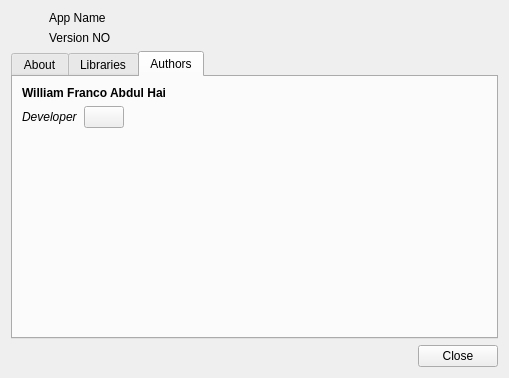
The window that src/ui/about.ui (baduhai/Koi) describes before a commit, drawn with Qt 5.
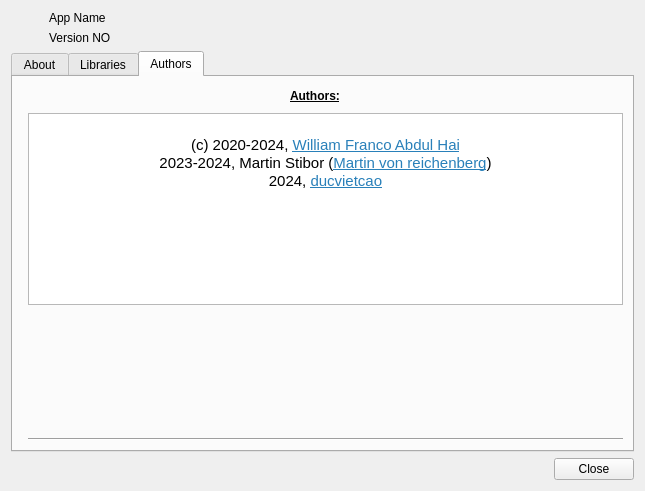
The same window after the commit. The open tabs and pages were chosen to show the change. Icons and pictures are not drawn.

The edit to the form file:
```diff
--- a/src/ui/about.ui
+++ b/src/ui/about.ui
@@ -6,8 +6,8 @@
    <rect>
     <x>0</x>
     <y>0</y>
-    <width>505</width>
-    <height>378</height>
+    <width>645</width>
+    <height>491</height>
    </rect>
   </property>
   <property name="sizePolicy">
@@ -243,70 +243,59 @@
        <string>Authors</string>
       </attribute>
       <layout class="QGridLayout" name="gridLayout_3">
-       <item row="1" column="0">
-        <layout class="QHBoxLayout" name="horizontalLayout_4">
-         <item>
-          <widget class="QLabel" name="devLabel">
-           <property name="text">
-            <string>&lt;em&gt;Developer&lt;/em&gt;</string>
-           </property>
-          </widget>
-         </item>
-         <item>
-          <widget class="QPushButton" name="wWebsiteBtn">
-           <property name="styleSheet">
-            <string notr="true"/>
-           </property>
-           <property name="text">
-            <string/>
-           </property>
-           <property name="icon">
-            <iconset theme="link">
-             <normaloff>.</normaloff>.</iconset>
-           </property>
-           <property name="flat">
-            <bool>false</bool>
-           </property>
-          </widget>
-         </item>
-         <item>
-          <spacer name="horizontalSpacer_4">
-           <property name="orientation">
-            <enum>Qt::Horizontal</enum>
-           </property>
-           <property name="sizeHint" stdset="0">
-            <size>
-             <width>40</width>
-             <height>20</height>
-            </size>
-           </property>
-          </spacer>
-         </item>
-        </layout>
+       <item row="1" column="1">
+        <widget class="QTextBrowser" name="textBrowser">
+         <property name="html">
+          <string>&lt;!DOCTYPE HTML PUBLIC &quot;-//W3C//DTD HTML 4.0//EN&quot; &quot;http://www.w3.org/TR/REC-html40/strict.dtd&quot;&gt;
+&lt;html&gt;&lt;head&gt;&lt;meta name=&quot;qrichtext&quot; content=&quot;1&quot; /&gt;&lt;meta charset=&quot;utf-8&quot; /&gt;&lt;style type=&quot;text/css&quot;&gt;
+p, li { white-space: pre-wrap; }
+hr { height: 1px; border-width: 0; }
+li.unchecked::marker { content: &quot;\2610&quot;; }
+li.checked::marker { content: &quot;\2612&quot;; }
+&lt;/style&gt;&lt;/head&gt;&lt;body style=&quot; font-family:'Noto Sans'; font-size:11pt; font-weight:400; font-style:normal;&quot;&gt;
+&lt;p align=&quot;center&quot; style=&quot;-qt-paragraph-type:empty; margin-top:0px; margin-bottom:0px; margin-left:0px; margin-right:0px; -qt-block-indent:0; text-indent:0px;&quot;&gt;&lt;br /&gt;&lt;/p&gt;
+&lt;p align=&quot;center&quot; style=&quot; margin-top:0px; margin-bottom:0px; margin-left:0px; margin-right:0px; -qt-block-indent:0; text-indent:0px;&quot;&gt;(c) 2020-2024, &lt;a href=&quot;https://github.com/baduhai&quot;&gt;&lt;span style=&quot; text-decoration: underline; color:#2980b9;&quot;&gt;William Franco Abdul Hai&lt;/span&gt;&lt;/a&gt;&lt;/p&gt;
+&lt;p align=&quot;center&quot; style=&quot; margin-top:0px; margin-bottom:0px; margin-left:0px; margin-right:0px; -qt-block-indent:0; text-indent:0px;&quot;&gt;2023-2024, Martin Stibor (&lt;a href=&quot;https://github.com/MartinVonReichenberg&quot;&gt;&lt;span style=&quot; text-decoration: underline; color:#2980b9;&quot;&gt;Martin von reichenberg&lt;/span&gt;&lt;/a&gt;)&lt;/p&gt;
+&lt;p align=&quot;center&quot; style=&quot; margin-top:0px; margin-bottom:0px; margin-left:0px; margin-right:0px; -qt-block-indent:0; text-indent:0px;&quot;&gt;2024, &lt;a href=&quot;https://github.com/ducvietcao&quot;&gt;&lt;span style=&quot; text-decoration: underline; color:#2980b9;&quot;&gt;ducvietcao&lt;/span&gt;&lt;/a&gt;&lt;/p&gt;&lt;/body&gt;&lt;/html&gt;</string>
+         </property>
+        </widget>
        </item>
-       <item row="2" column="0">
-        <spacer name="verticalSpacer_4">
+       <item row="3" column="1">
+        <widget class="Line" name="line">
          <property name="orientation">
-          <enum>Qt::Vertical</enum>
+          <enum>Qt::Orientation::Horizontal</enum>
          </property>
-         <property name="sizeHint" stdset="0">
-          <size>
-           <width>20</width>
-           <height>46</height>
-          </size>
-         </property>
-        </spacer>
+        </widget>
        </item>
-       <item row="0" column="0">
+       <item row="0" column="0" colspan="2" alignment="Qt::AlignmentFlag::AlignHCenter|Qt::AlignmentFlag::AlignVCenter">
         <widget class="QLabel" name="williamLabel">
+         <property name="minimumSize">
+          <size>
+           <width>65</width>
+           <height>21</height>
+          </size>
+         </property>
          <property name="text">
-          <string>&lt;strong&gt;William Franco Abdul Hai&lt;/strong&gt;</string>
+          <string>&lt;html&gt;&lt;head/&gt;&lt;body&gt;&lt;p&gt;&lt;span style=&quot; font-weight:700; text-decoration: underline;&quot;&gt;Authors:&lt;/span&gt;&lt;/p&gt;&lt;/body&gt;&lt;/html&gt;</string>
          </property>
          <property name="textFormat">
           <enum>Qt::RichText</enum>
          </property>
         </widget>
        </item>
+       <item row="2" column="1">
+        <spacer name="verticalSpacer">
+         <property name="orientation">
+          <enum>Qt::Orientation::Vertical</enum>
+         </property>
+         <property name="sizeHint" stdset="0">
+          <size>
+           <width>20</width>
+           <height>40</height>
+          </size>
+         </property>
+        </spacer>
+       </item>
       </layout>
      </widget>
     </widget>
```
Left out of the diff: 83 changed lines with no effect on the pictures.
